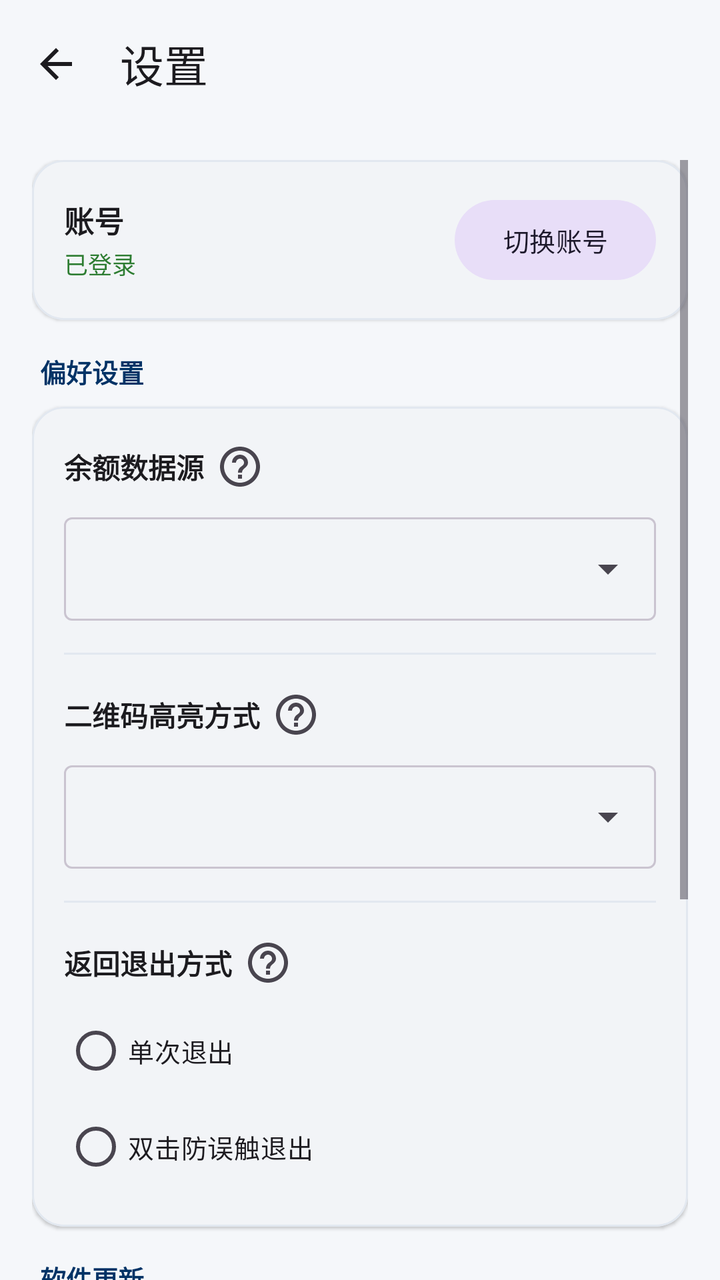
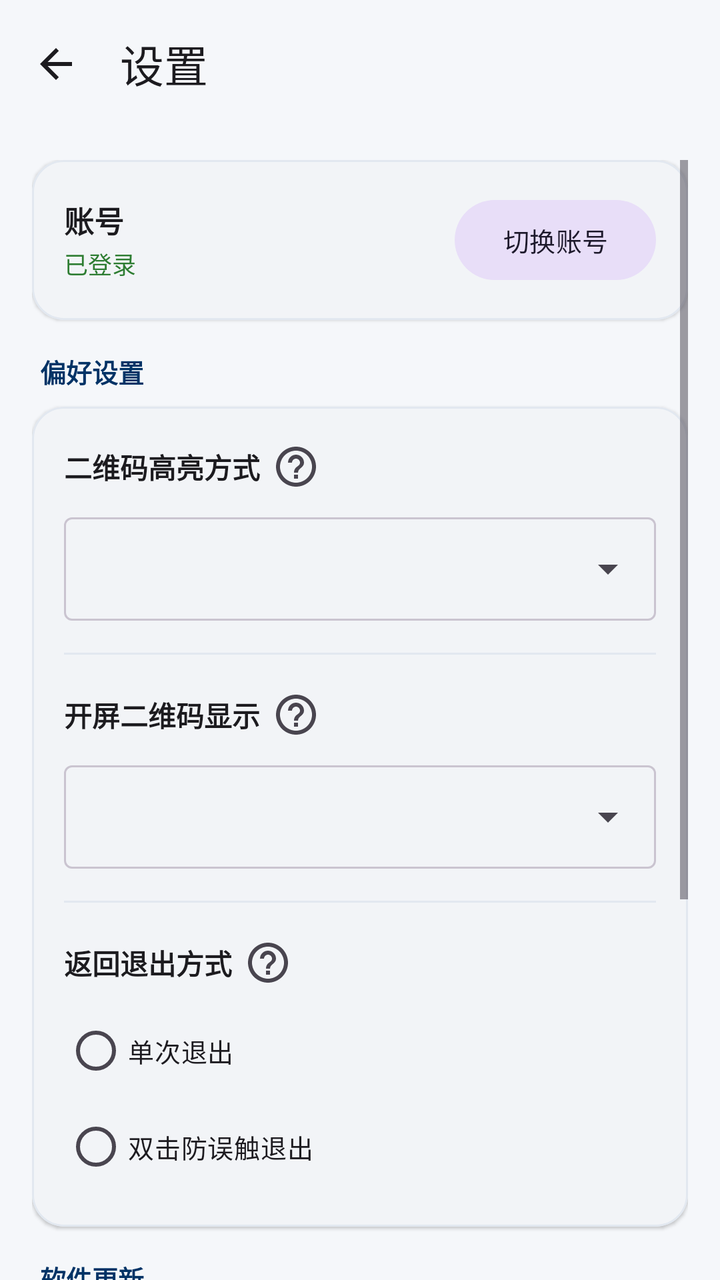

An Android layout rendered at two revisions. The XML below is the earlier revision; the diff shows what the commit changed to produce the second picture.
<!-- AndroidManifest.xml: application theme Theme.Ecode -->
<!-- res/layout/activity_settings.xml -->
<?xml version="1.0" encoding="utf-8"?>
<LinearLayout
    xmlns:android="http://schemas.android.com/apk/res/android"
    xmlns:app="http://schemas.android.com/apk/res-auto"
    android:id="@+id/rootSettingsLayout"
    android:layout_width="match_parent"
    android:layout_height="match_parent"
    android:background="?android:colorBackground"
    android:orientation="vertical">

    
    <com.google.android.material.appbar.MaterialToolbar
        android:id="@+id/toolbarSettings"
        android:layout_width="match_parent"
        android:layout_height="?attr/actionBarSize"
        app:navigationContentDescription="@string/action_back"
        app:navigationIcon="@drawable/ic_arrow_back"
        app:navigationIconTint="?attr/colorOnSurface"
        app:title="@string/settings_title"
        app:titleTextColor="?attr/colorOnSurface" />

    <ScrollView
        android:layout_width="match_parent"
        android:layout_height="match_parent"
        android:clipToPadding="false"
        android:padding="16dp">

        <LinearLayout
            android:layout_width="match_parent"
            android:layout_height="wrap_content"
            android:orientation="vertical">

            
            <com.google.android.material.card.MaterialCardView
                android:layout_width="match_parent"
                android:layout_height="wrap_content"
                android:layout_marginBottom="16dp"
                app:cardBackgroundColor="?attr/colorSurfaceContainer"
                app:cardCornerRadius="16dp"
                app:cardElevation="1dp"
                app:strokeColor="?attr/colorOutlineVariant"
                app:strokeWidth="1dp">

                <LinearLayout
                    android:layout_width="match_parent"
                    android:layout_height="wrap_content"
                    android:gravity="center_vertical"
                    android:orientation="horizontal"
                    android:padding="16dp">

                    <LinearLayout
                        android:layout_width="0dp"
                        android:layout_height="wrap_content"
                        android:layout_weight="1"
                        android:orientation="vertical">

                        <TextView
                            android:id="@+id/tvAccountTitle"
                            android:layout_width="wrap_content"
                            android:layout_height="wrap_content"
                            android:text="@string/settings_account_section"
                            android:textColor="?attr/colorOnSurface"
                            android:textSize="15sp"
                            android:textStyle="bold" />

                        <TextView
                            android:id="@+id/tvAccountStatus"
                            android:layout_width="wrap_content"
                            android:layout_height="wrap_content"
                            android:layout_marginTop="2dp"
                            android:text="@string/account_logged_in"
                            android:textColor="@color/status_pill_text"
                            android:textSize="12sp" />
                    </LinearLayout>

                    <com.google.android.material.button.MaterialButton
                        android:id="@+id/btnSwitchAccount"
                        style="@style/Widget.Material3.Button.TonalButton"
                        android:layout_width="wrap_content"
                        android:layout_height="wrap_content"
                        android:text="@string/settings_switch_account"
                        android:textSize="13sp" />
                </LinearLayout>
            </com.google.android.material.card.MaterialCardView>

            
            <TextView
                android:layout_width="wrap_content"
                android:layout_height="wrap_content"
                android:layout_marginStart="4dp"
                android:layout_marginBottom="8dp"
                android:text="@string/settings_navigation_section"
                android:textColor="?attr/colorPrimary"
                android:textSize="13sp"
                android:textStyle="bold" />

            
            <com.google.android.material.card.MaterialCardView
                android:layout_width="match_parent"
                android:layout_height="wrap_content"
                android:layout_marginBottom="16dp"
                app:cardBackgroundColor="?attr/colorSurfaceContainer"
                app:cardCornerRadius="16dp"
                app:cardElevation="1dp"
                app:strokeColor="?attr/colorOutlineVariant"
                app:strokeWidth="1dp">

                <LinearLayout
                    android:layout_width="match_parent"
                    android:layout_height="wrap_content"
                    android:orientation="vertical"
                    android:padding="16dp">

                    
                    <LinearLayout
                        android:layout_width="match_parent"
                        android:layout_height="wrap_content"
                        android:gravity="center_vertical"
                        android:orientation="horizontal">

                        <TextView
                            android:layout_width="wrap_content"
                            android:layout_height="wrap_content"
                            android:text="@string/settings_balance_source"
                            android:textColor="?attr/colorOnSurface"
                            android:textSize="14sp"
                            android:textStyle="bold" />

                        <ImageButton
                            android:id="@+id/btnHelpBalanceSource"
                            android:layout_width="28dp"
                            android:layout_height="28dp"
                            android:layout_marginStart="4dp"
                            android:background="?attr/selectableItemBackgroundBorderless"
                            android:contentDescription="@string/help_icon_desc"
                            android:padding="4dp"
                            android:src="@drawable/ic_help_outline"
                            app:tint="?attr/colorOnSurfaceVariant" />
                    </LinearLayout>

                    <com.google.android.material.textfield.TextInputLayout
                        style="@style/Widget.Material3.TextInputLayout.OutlinedBox.ExposedDropdownMenu"
                        android:layout_width="match_parent"
                        android:layout_height="wrap_content"
                        android:layout_marginTop="6dp"
                        android:layout_marginBottom="16dp">

                        <com.google.android.material.textfield.MaterialAutoCompleteTextView
                            android:id="@+id/ddlBalanceSource"
                            android:layout_width="match_parent"
                            android:layout_height="wrap_content"
                            android:inputType="none"
                            android:textSize="13sp" />
                    </com.google.android.material.textfield.TextInputLayout>

                    <View
                        android:layout_width="match_parent"
                        android:layout_height="1dp"
                        android:layout_marginBottom="16dp"
                        android:background="?attr/colorOutlineVariant" />

                    
                    <LinearLayout
                        android:layout_width="match_parent"
                        android:layout_height="wrap_content"
                        android:gravity="center_vertical"
                        android:orientation="horizontal">

                        <TextView
                            android:layout_width="wrap_content"
                            android:layout_height="wrap_content"
                            android:text="@string/settings_qr_brightness_mode"
                            android:textColor="?attr/colorOnSurface"
                            android:textSize="14sp"
                            android:textStyle="bold" />

                        <ImageButton
                            android:id="@+id/btnHelpQrBrightness"
                            android:layout_width="28dp"
                            android:layout_height="28dp"
                            android:layout_marginStart="4dp"
                            android:background="?attr/selectableItemBackgroundBorderless"
                            android:contentDescription="@string/help_icon_desc"
                            android:padding="4dp"
                            android:src="@drawable/ic_help_outline"
                            app:tint="?attr/colorOnSurfaceVariant" />
                    </LinearLayout>

                    <com.google.android.material.textfield.TextInputLayout
                        style="@style/Widget.Material3.TextInputLayout.OutlinedBox.ExposedDropdownMenu"
                        android:layout_width="match_parent"
                        android:layout_height="wrap_content"
                        android:layout_marginTop="6dp"
                        android:layout_marginBottom="16dp">

                        <com.google.android.material.textfield.MaterialAutoCompleteTextView
                            android:id="@+id/ddlQrBrightness"
                            android:layout_width="match_parent"
                            android:layout_height="wrap_content"
                            android:inputType="none"
                            android:textSize="13sp" />
                    </com.google.android.material.textfield.TextInputLayout>

                    <View
                        android:layout_width="match_parent"
                        android:layout_height="1dp"
                        android:layout_marginBottom="16dp"
                        android:background="?attr/colorOutlineVariant" />

                    
                    <LinearLayout
                        android:layout_width="match_parent"
                        android:layout_height="wrap_content"
                        android:gravity="center_vertical"
                        android:orientation="horizontal">

                        <TextView
                            android:layout_width="wrap_content"
                            android:layout_height="wrap_content"
                            android:text="@string/settings_back_mode"
                            android:textColor="?attr/colorOnSurface"
                            android:textSize="14sp"
                            android:textStyle="bold" />

                        <ImageButton
                            android:id="@+id/btnHelpBackMode"
                            android:layout_width="28dp"
                            android:layout_height="28dp"
                            android:layout_marginStart="4dp"
                            android:background="?attr/selectableItemBackgroundBorderless"
                            android:contentDescription="@string/help_icon_desc"
                            android:padding="4dp"
                            android:src="@drawable/ic_help_outline"
                            app:tint="?attr/colorOnSurfaceVariant" />
                    </LinearLayout>

                    <RadioGroup
                        android:id="@+id/radioGroupBackMode"
                        android:layout_width="match_parent"
                        android:layout_height="wrap_content"
                        android:layout_marginTop="6dp"
                        android:orientation="vertical">

                        <com.google.android.material.radiobutton.MaterialRadioButton
                            android:id="@+id/radioSingle"
                            android:layout_width="match_parent"
                            android:layout_height="wrap_content"
                            android:text="@string/settings_back_single"
                            android:textSize="13sp" />

                        <com.google.android.material.radiobutton.MaterialRadioButton
                            android:id="@+id/radioDouble"
                            android:layout_width="match_parent"
                            android:layout_height="wrap_content"
                            android:text="@string/settings_back_double"
                            android:textSize="13sp" />
                    </RadioGroup>
                </LinearLayout>
            </com.google.android.material.card.MaterialCardView>

            
            <LinearLayout
                android:layout_width="match_parent"
                android:layout_height="wrap_content"
                android:layout_marginStart="4dp"
                android:layout_marginBottom="8dp"
                android:gravity="center_vertical"
                android:orientation="horizontal">

                <TextView
                    android:layout_width="0dp"
                    android:layout_height="wrap_content"
                    android:layout_weight="1"
                    android:text="@string/settings_about_section"
                    android:textColor="?attr/colorPrimary"
                    android:textSize="13sp"
                    android:textStyle="bold" />

                <TextView
                    android:id="@+id/tvVersion"
                    android:layout_width="wrap_content"
                    android:layout_height="wrap_content"
                    android:textColor="?attr/colorOnSurfaceVariant"
                    android:textSize="12sp" />
            </LinearLayout>

            
            <com.google.android.material.card.MaterialCardView
                android:layout_width="match_parent"
                android:layout_height="wrap_content"
                android:layout_marginBottom="24dp"
                app:cardBackgroundColor="?attr/colorSurfaceContainer"
                app:cardCornerRadius="16dp"
                app:cardElevation="1dp"
                app:strokeColor="?attr/colorOutlineVariant"
                app:strokeWidth="1dp">

                <LinearLayout
                    android:layout_width="match_parent"
                    android:layout_height="wrap_content"
                    android:orientation="vertical"
                    android:padding="16dp">

                    
                    <LinearLayout
                        android:layout_width="match_parent"
                        android:layout_height="wrap_content"
                        android:gravity="center_vertical"
                        android:orientation="horizontal">

                        <TextView
                            android:layout_width="wrap_content"
                            android:layout_height="wrap_content"
                            android:text="@string/update_source_label"
                            android:textColor="?attr/colorOnSurface"
                            android:textSize="14sp"
                            android:textStyle="bold" />

                        <ImageButton
                            android:id="@+id/btnHelpUpdateSource"
                            android:layout_width="28dp"
                            android:layout_height="28dp"
                            android:layout_marginStart="4dp"
                            android:background="?attr/selectableItemBackgroundBorderless"
                            android:contentDescription="@string/help_icon_desc"
                            android:padding="4dp"
                            android:src="@drawable/ic_help_outline"
                            app:tint="?attr/colorOnSurfaceVariant" />

                        <View
                            android:layout_width="0dp"
                            android:layout_height="0dp"
                            android:layout_weight="1" />

                        <com.google.android.material.button.MaterialButton
                            android:id="@+id/btnSpeedTest"
                            style="@style/Widget.Material3.Button.TextButton"
                            android:layout_width="wrap_content"
                            android:layout_height="wrap_content"
                            android:text="@string/update_speed_test"
                            android:textSize="12sp" />
                    </LinearLayout>

                    <com.google.android.material.textfield.TextInputLayout
                        style="@style/Widget.Material3.TextInputLayout.OutlinedBox.ExposedDropdownMenu"
                        android:layout_width="match_parent"
                        android:layout_height="wrap_content"
                        android:layout_marginTop="2dp"
                        android:layout_marginBottom="12dp">

                        <com.google.android.material.textfield.MaterialAutoCompleteTextView
                            android:id="@+id/ddlUpdateSource"
                            android:layout_width="match_parent"
                            android:layout_height="wrap_content"
                            android:inputType="none"
                            android:textSize="13sp" />
                    </com.google.android.material.textfield.TextInputLayout>

                    
                    <com.google.android.material.button.MaterialButton
                        android:id="@+id/btnCheckUpdate"
                        style="@style/Widget.Material3.Button.TonalButton"
                        android:layout_width="match_parent"
                        android:layout_height="wrap_content"
                        android:text="@string/settings_check_update"
                        android:textSize="13sp" />

                    
                    <TextView
                        android:id="@+id/tvUpdateStatus"
                        android:layout_width="match_parent"
                        android:layout_height="wrap_content"
                        android:layout_marginTop="8dp"
                        android:textColor="?attr/colorOnSurface"
                        android:textSize="13sp"
                        android:visibility="gone" />

                    <TextView
                        android:id="@+id/tvChangelog"
                        android:layout_width="match_parent"
                        android:layout_height="wrap_content"
                        android:layout_marginTop="4dp"
                        android:lineSpacingExtra="2dp"
                        android:textColor="?attr/colorOnSurfaceVariant"
                        android:textSize="12sp"
                        android:visibility="gone" />

                    <ProgressBar
                        android:id="@+id/progressDownload"
                        style="?android:attr/progressBarStyleHorizontal"
                        android:layout_width="match_parent"
                        android:layout_height="wrap_content"
                        android:layout_marginTop="8dp"
                        android:max="100"
                        android:visibility="gone" />

                    <TextView
                        android:id="@+id/tvProgress"
                        android:layout_width="match_parent"
                        android:layout_height="wrap_content"
                        android:layout_marginTop="4dp"
                        android:textColor="?attr/colorOnSurfaceVariant"
                        android:textSize="12sp"
                        android:visibility="gone" />

                    <com.google.android.material.button.MaterialButton
                        android:id="@+id/btnUpdateAction"
                        android:layout_width="match_parent"
                        android:layout_height="wrap_content"
                        android:layout_marginTop="8dp"
                        android:textSize="13sp"
                        android:visibility="gone" />

                </LinearLayout>
            </com.google.android.material.card.MaterialCardView>

            
            <TextView
                android:id="@+id/tvCredit"
                android:layout_width="match_parent"
                android:layout_height="wrap_content"
                android:layout_marginBottom="16dp"
                android:gravity="center"
                android:text="@string/settings_credit"
                android:textColor="?attr/colorOnSurfaceVariant"
                android:textSize="12sp" />

        </LinearLayout>
    </ScrollView>
</LinearLayout>
<!-- resources referenced by this layout -->
<resources>
  <color name="status_pill_text">#2E7D32</color>
  <!-- drawable ic_arrow_back (drawable) -->
  <?xml version="1.0" encoding="utf-8"?>
  <vector xmlns:android="http://schemas.android.com/apk/res/android"
      android:width="24dp"
      android:height="24dp"
      android:viewportWidth="24"
      android:viewportHeight="24">
      <path
          android:fillColor="#FF000000"
          android:pathData="M20,11H7.83l5.59,-5.59L12,4l-8,8 8,8 1.41,-1.41L7.83,13H20v-2z" />
  </vector>
  <!-- drawable ic_help_outline (drawable) -->
  <?xml version="1.0" encoding="utf-8"?>
  <vector xmlns:android="http://schemas.android.com/apk/res/android"
      android:width="24dp"
      android:height="24dp"
      android:viewportWidth="24"
      android:viewportHeight="24">
      <path
          android:fillColor="#FF000000"
          android:pathData="M11,18h2v-2h-2v2zM12,2C6.48,2 2,6.48 2,12s4.48,10 10,10 10,-4.48 10,-10S17.52,2 12,2zM12,20c-4.41,0 -8,-3.59 -8,-8s3.59,-8 8,-8 8,3.59 8,8 -3.59,8 -8,8zM12,6c-2.21,0 -4,1.79 -4,4h2c0,-1.1 0.9,-2 2,-2s2,0.9 2,2c0,2 -3,1.75 -3,5h2c0,-2.25 3,-2.5 3,-5 0,-2.21 -1.79,-4 -4,-4z" />
  </vector>
  <string name="account_logged_in">已登录</string>
  <string name="action_back">返回</string>
  <string name="help_icon_desc">说明</string>
  <string name="settings_about_section">软件更新</string>
  <string name="settings_account_section">账号</string>
  <string name="settings_back_double">双击防误触退出</string>
  <string name="settings_back_mode">返回退出方式</string>
  <string name="settings_back_single">单次退出</string>
  <string name="settings_balance_source">余额数据源</string>
  <string name="settings_check_update">检查更新</string>
  <string name="settings_credit">NEU-Ecode · acdc</string>
  <string name="settings_navigation_section">偏好设置</string>
  <string name="settings_qr_brightness_mode">二维码高亮方式</string>
  <string name="settings_switch_account">切换账号</string>
  <string name="settings_title">设置</string>
  <string name="update_source_label">下载源</string>
  <string name="update_speed_test">测速</string>
  <color name="md_theme_primary">#003366</color>
  <color name="md_theme_on_primary">#FFFFFF</color>
  <color name="md_theme_primary_container">#D6E4F0</color>
  <color name="md_theme_on_primary_container">#001D36</color>
  <color name="md_theme_secondary">#535F70</color>
  <color name="md_theme_on_secondary">#FFFFFF</color>
  <color name="md_theme_background">#F5F7FA</color>
  <color name="md_theme_on_background">#1C1B1F</color>
  <color name="md_theme_surface">#FFFFFF</color>
  <color name="md_theme_on_surface">#1C1B1F</color>
  <color name="md_theme_surface_container">#FFFFFF</color>
  <color name="md_theme_surface_container_high">#EEF2F6</color>
  <color name="md_theme_on_surface_variant">#49454F</color>
  <color name="md_theme_outline">#CAC4D0</color>
  <color name="md_theme_outline_variant">#E2E8F0</color>
  <!-- unchanged entries left out for length: 1 -->
</resources>

<!-- the commit's change to res/layout/activity_settings.xml (unified diff, before → after) -->
@@ -110,54 +110,6 @@
                     android:layout_height="wrap_content"
                     android:orientation="vertical"
                     android:padding="16dp">
-
-                    
-                    <LinearLayout
-                        android:layout_width="match_parent"
-                        android:layout_height="wrap_content"
-                        android:gravity="center_vertical"
-                        android:orientation="horizontal">
-
-                        <TextView
-                            android:layout_width="wrap_content"
-                            android:layout_height="wrap_content"
-                            android:text="@string/settings_balance_source"
-                            android:textColor="?attr/colorOnSurface"
-                            android:textSize="14sp"
-                            android:textStyle="bold" />
-
-                        <ImageButton
-                            android:id="@+id/btnHelpBalanceSource"
-                            android:layout_width="28dp"
-                            android:layout_height="28dp"
-                            android:layout_marginStart="4dp"
-                            android:background="?attr/selectableItemBackgroundBorderless"
-                            android:contentDescription="@string/help_icon_desc"
-                            android:padding="4dp"
-                            android:src="@drawable/ic_help_outline"
-                            app:tint="?attr/colorOnSurfaceVariant" />
-                    </LinearLayout>
-
-                    <com.google.android.material.textfield.TextInputLayout
-                        style="@style/Widget.Material3.TextInputLayout.OutlinedBox.ExposedDropdownMenu"
-                        android:layout_width="match_parent"
-                        android:layout_height="wrap_content"
-                        android:layout_marginTop="6dp"
-                        android:layout_marginBottom="16dp">
-
-                        <com.google.android.material.textfield.MaterialAutoCompleteTextView
-                            android:id="@+id/ddlBalanceSource"
-                            android:layout_width="match_parent"
-                            android:layout_height="wrap_content"
-                            android:inputType="none"
-                            android:textSize="13sp" />
-                    </com.google.android.material.textfield.TextInputLayout>
-
-                    <View
-                        android:layout_width="match_parent"
-                        android:layout_height="1dp"
-                        android:layout_marginBottom="16dp"
-                        android:background="?attr/colorOutlineVariant" />
 
                     
                     <LinearLayout
@@ -217,6 +169,54 @@
                         <TextView
                             android:layout_width="wrap_content"
                             android:layout_height="wrap_content"
+                            android:text="@string/settings_qr_launch_visibility"
+                            android:textColor="?attr/colorOnSurface"
+                            android:textSize="14sp"
+                            android:textStyle="bold" />
+
+                        <ImageButton
+                            android:id="@+id/btnHelpQrLaunch"
+                            android:layout_width="28dp"
+                            android:layout_height="28dp"
+                            android:layout_marginStart="4dp"
+                            android:background="?attr/selectableItemBackgroundBorderless"
+                            android:contentDescription="@string/help_icon_desc"
+                            android:padding="4dp"
+                            android:src="@drawable/ic_help_outline"
+                            app:tint="?attr/colorOnSurfaceVariant" />
+                    </LinearLayout>
+
+                    <com.google.android.material.textfield.TextInputLayout
+                        style="@style/Widget.Material3.TextInputLayout.OutlinedBox.ExposedDropdownMenu"
+                        android:layout_width="match_parent"
+                        android:layout_height="wrap_content"
+                        android:layout_marginTop="6dp"
+                        android:layout_marginBottom="16dp">
+
+                        <com.google.android.material.textfield.MaterialAutoCompleteTextView
+                            android:id="@+id/ddlQrLaunchVisibility"
+                            android:layout_width="match_parent"
+                            android:layout_height="wrap_content"
+                            android:inputType="none"
+                            android:textSize="13sp" />
+                    </com.google.android.material.textfield.TextInputLayout>
+
+                    <View
+                        android:layout_width="match_parent"
+                        android:layout_height="1dp"
+                        android:layout_marginBottom="16dp"
+                        android:background="?attr/colorOutlineVariant" />
+
+                    
+                    <LinearLayout
+                        android:layout_width="match_parent"
+                        android:layout_height="wrap_content"
+                        android:gravity="center_vertical"
+                        android:orientation="horizontal">
+
+                        <TextView
+                            android:layout_width="wrap_content"
+                            android:layout_height="wrap_content"
                             android:text="@string/settings_back_mode"
                             android:textColor="?attr/colorOnSurface"
                             android:textSize="14sp"
<!-- resource entries referenced after the edit -->
@@ -31,11 +31,11 @@
   <string name="settings_back_double">双击防误触退出</string>
   <string name="settings_back_mode">返回退出方式</string>
   <string name="settings_back_single">单次退出</string>
-  <string name="settings_balance_source">余额数据源</string>
   <string name="settings_check_update">检查更新</string>
   <string name="settings_credit">NEU-Ecode · acdc</string>
   <string name="settings_navigation_section">偏好设置</string>
   <string name="settings_qr_brightness_mode">二维码高亮方式</string>
+  <string name="settings_qr_launch_visibility">开屏二维码显示</string>
   <string name="settings_switch_account">切换账号</string>
   <string name="settings_title">设置</string>
   <string name="update_source_label">下载源</string>
